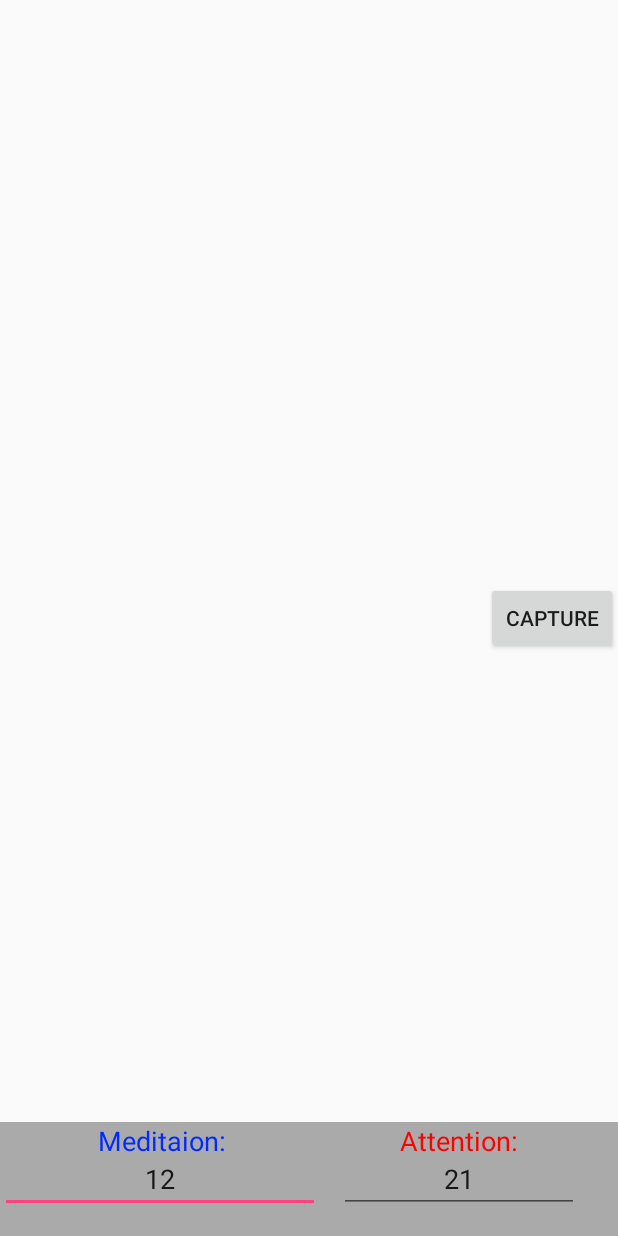
After one commit to bigviper/FinalProject, an Android app: the layout activity_camera_v2.xml on its own in the app's theme, with its tools: preview values and no code run, on a phone screen of 412 x 824 dp. The commit adds this screen. Run offline under Robolectric (Android 15) with nearby library versions, the phone set to English and light mode, and no system bars.

Commit message:
Modification of the idea of recording, implementation of javacv lib.

```diff
--- a/app/src/main/java/patryk/zmijewski/polsl/pl/finalproject/CameraActivity.java
+++ b/app/src/main/java/patryk/zmijewski/polsl/pl/finalproject/activities/CameraActivity.java
@@ -1,4 +1,4 @@
-package patryk.zmijewski.polsl.pl.finalproject;
+package patryk.zmijewski.polsl.pl.finalproject.activities;
 
 import android.app.Activity;
 import android.content.Context;
@@ -24,6 +24,9 @@ import java.io.FileOutputStream;
 import java.io.IOException;
 import java.text.SimpleDateFormat;
 import java.util.Date;
+
+import patryk.zmijewski.polsl.pl.finalproject.CameraPreview;
+import patryk.zmijewski.polsl.pl.finalproject.R;
 
 public class CameraActivity extends Activity{
 
--- a/app/src/main/java/patryk/zmijewski/polsl/pl/finalproject/RecordActivity.java
+++ b/app/src/main/java/patryk/zmijewski/polsl/pl/finalproject/activities/RecordActivity.java
@@ -1,4 +1,4 @@
-package patryk.zmijewski.polsl.pl.finalproject;
+package patryk.zmijewski.polsl.pl.finalproject.activities;
 
 import android.app.Activity;
 import android.content.Context;
@@ -45,6 +45,8 @@ import java.util.List;
 import org.bytedeco.javacpp.avutil;
 import org.bytedeco.javacv.Frame;
 import org.bytedeco.javacv.FFmpegFrameRecorder;
+
+import patryk.zmijewski.polsl.pl.finalproject.R;
 
 public class RecordActivity extends Activity implements OnClickListener {
 
--- a/app/src/main/java/patryk/zmijewski/polsl/pl/finalproject/Utils.java
+++ b/app/src/main/java/patryk/zmijewski/polsl/pl/finalproject/model/bluetooth/Utils.java
@@ -1,4 +1,4 @@
-package patryk.zmijewski.polsl.pl.finalproject;
+package patryk.zmijewski.polsl.pl.finalproject.model.bluetooth;
 
 import java.lang.reflect.Method;
 
--- a/app/src/main/java/patryk/zmijewski/polsl/pl/finalproject/BTDeviceListAdapter.java
+++ b/app/src/main/java/patryk/zmijewski/polsl/pl/finalproject/view/BTDeviceListAdapter.java
@@ -1,4 +1,4 @@
-package patryk.zmijewski.polsl.pl.finalproject;
+package patryk.zmijewski.polsl.pl.finalproject.view;
 
 import android.bluetooth.BluetoothDevice;
 import android.content.Context;
@@ -10,8 +10,7 @@ import android.widget.ImageView;
 import android.widget.TextView;
 import java.util.ArrayList;
 
-
-
+import patryk.zmijewski.polsl.pl.finalproject.R;
 
 
 public class BTDeviceListAdapter extends BaseAdapter {
--- a/app/src/main/java/patryk/zmijewski/polsl/pl/finalproject/CameraPreview.java
+++ b/app/src/main/java/patryk/zmijewski/polsl/pl/finalproject/view/CameraPreview.java
@@ -1,4 +1,4 @@
-package patryk.zmijewski.polsl.pl.finalproject;
+package patryk.zmijewski.polsl.pl.finalproject.view;
 
 import android.content.Context;
 import android.hardware.Camera;
--- /dev/null
+++ b/app/src/main/res/layout/activity_camera_v2.xml
@@ -0,0 +1,102 @@
+<?xml version="1.0" encoding="utf-8"?>
+<LinearLayout xmlns:android="http://schemas.android.com/apk/res/android"
+    xmlns:tools="http://schemas.android.com/tools"
+    android:id="@+id/activity_camera"
+    android:layout_width="match_parent"
+    android:layout_height="match_parent"
+    android:orientation="horizontal"
+    tools:context="patryk.zmijewski.polsl.pl.finalproject.activities.CameraActivity">
+
+    <RelativeLayout
+        android:id="@+id/camera_preview"
+        android:layout_width="match_parent"
+        android:layout_height="match_parent"
+        android:clickable="false"
+        android:layout_gravity="center_vertical"
+        android:layout_alignParentTop="true"
+        android:layout_alignParentStart="true">
+
+        <Button
+            android:id="@+id/button_capture"
+            android:text="Capture"
+            android:layout_width="wrap_content"
+            android:layout_height="wrap_content"
+            android:layout_gravity="right|center_vertical"
+            android:layout_centerVertical="true"
+            android:layout_alignParentEnd="true" />
+
+        <FrameLayout
+            android:layout_width="match_parent"
+            android:layout_height="76dp"
+            android:id="@+id/sensor_preview"
+            android:background="@android:color/darker_gray"
+            android:layout_gravity="center_horizontal|bottom"
+            android:layout_alignParentBottom="true"
+            android:layout_alignParentStart="true" >
+
+            <TextView
+                android:layout_width="216dp"
+                android:layout_height="wrap_content"
+                android:textAppearance="?android:attr/textAppearanceMedium"
+                android:text="Meditaion:"
+                android:id="@+id/textView3"
+                android:layout_gravity="left|top"
+                android:editable="false"
+                android:textColor="#002aff"
+                android:textAlignment="center" />
+            <EditText
+                android:layout_width="wrap_content"
+                android:layout_height="wrap_content"
+                android:inputType="numberDecimal"
+                android:ems="10"
+                android:id="@+id/editText3"
+                android:layout_gravity="left|center_vertical"
+                android:text="12"
+                android:textAlignment="center"
+                android:layout_alignBaseline="@+id/editText4"
+                android:layout_alignBottom="@+id/editText4"
+                android:layout_alignParentStart="true" />
+
+
+            <TextView
+                android:layout_width="167dp"
+                android:layout_height="wrap_content"
+                android:textAppearance="?android:attr/textAppearanceMedium"
+                android:text="Attention:"
+                android:id="@+id/textView4"
+                android:layout_gravity="center_horizontal|top"
+                android:textColor="#ff0000"
+                android:textAlignment="center"
+                android:layout_marginBottom="54dp"
+                android:layout_alignParentBottom="true"
+                android:layout_alignParentEnd="true"
+                android:layout_marginLeft="100dp"/>
+
+            <EditText
+                android:layout_width="160dp"
+                android:layout_height="wrap_content"
+                android:inputType="numberDecimal"
+                android:ems="10"
+                android:id="@+id/editText4"
+                android:layout_gravity="center"
+                android:text="21"
+                android:textAlignment="center"
+                android:layout_alignParentBottom="true"
+                android:layout_alignParentEnd="true"
+                android:layout_alignStart="@+id/textView4"
+                android:layout_marginLeft="100dp"/>
+
+        </FrameLayout>
+
+        <!--<Button
+            android:text="save layout"
+            android:layout_width="wrap_content"
+            android:layout_height="wrap_content"
+            android:id="@+id/button_layout"
+            android:layout_alignBaseline="@+id/button_capture"
+            android:layout_alignBottom="@+id/button_capture"
+            android:layout_alignParentStart="true" />-->
+    </RelativeLayout>
+
+
+</LinearLayout>
```
Also changed, not shown: app/src/main/java/patryk/zmijewski/polsl/pl/finalproject/activities/ConnectionActivity.java (renamed from app/src/main/java/patryk/zmijewski/polsl/pl/finalproject/ConnectionActivity.java, +6 -3 lines), app/src/main/java/patryk/zmijewski/polsl/pl/finalproject/model/sensor/SensorConnector.java (added, +18 -0 lines), app/src/main/res/layout/activity_camera.xml (+6 -69 lines).
